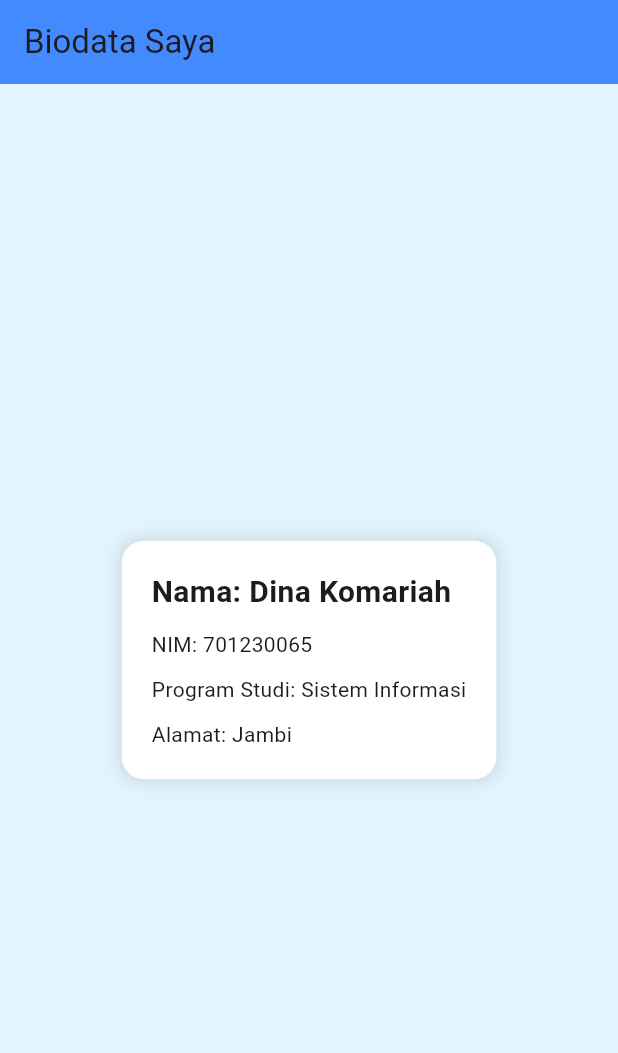
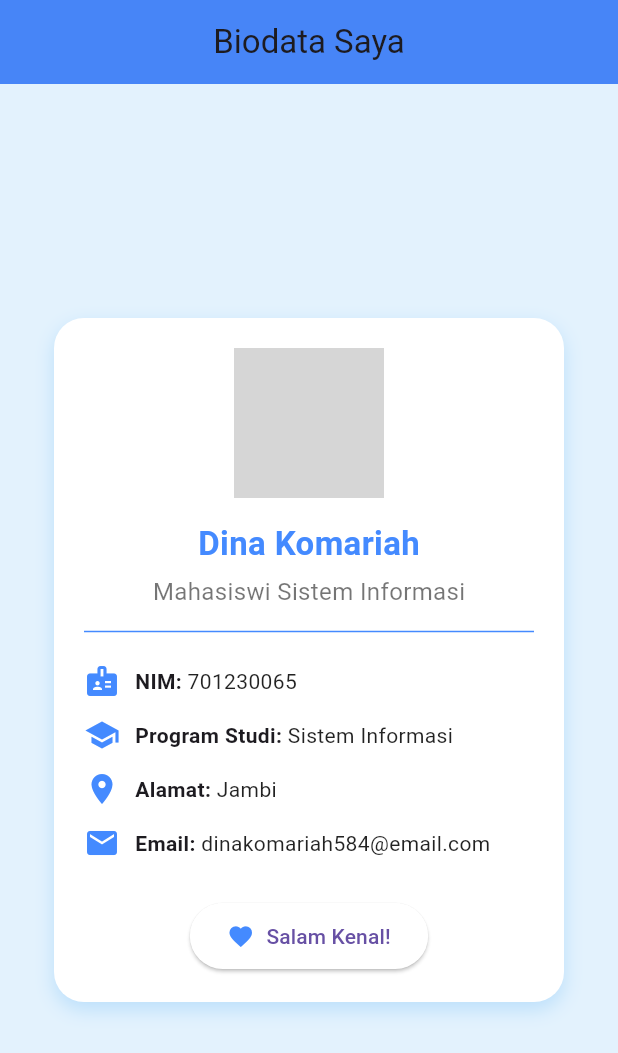
Before and after one commit to dinakomariah584/Pemrograman-Mobile, a Flutter app: the screen it shows after launch, on a phone screen of 412 x 824 dp. Shown: the top 1053 px of the screen. Run offline on Flutter 3.47's test engine with Material 3 defaults, Android fonts, the phone set to English and light mode, and no system bars; network calls fail; Roboto replaces fonts that are missing (Arial); grey boxes are pictures that could not be loaded.

Commit message:
Update tampilan biodata dengan foto profil online

```diff
--- a/lib/main.dart
+++ b/lib/main.dart
@@ -12,6 +12,10 @@ class BiodataApp extends StatelessWidget {
     return MaterialApp(
       title: 'Biodata App',
       debugShowCheckedModeBanner: false,
+      theme: ThemeData(
+        primarySwatch: Colors.blue,
+        fontFamily: 'Arial',
+      ),
       home: const BiodataPage(),
     );
   }
@@ -23,44 +27,102 @@ class BiodataPage extends StatelessWidget {
   @override
   Widget build(BuildContext context) {
     return Scaffold(
-      backgroundColor: Colors.lightBlue[50], // warna latar belakang
+      backgroundColor: Colors.blue.shade50,
       appBar: AppBar(
         title: const Text('Biodata Saya'),
+        centerTitle: true,
         backgroundColor: Colors.blueAccent,
+        elevation: 4,
       ),
       body: Center(
         child: Container(
+          width: 340,
           padding: const EdgeInsets.all(20),
           margin: const EdgeInsets.all(20),
           decoration: BoxDecoration(
             color: Colors.white,
-            borderRadius: BorderRadius.circular(15),
+            borderRadius: BorderRadius.circular(20),
             boxShadow: [
               BoxShadow(
-                color: Colors.grey.withValues(alpha: 0.3),
-                blurRadius: 8,
-                spreadRadius: 2,
+                color: Colors.blue.withValues(alpha: 0.2),
+                blurRadius: 10,
+                offset: const Offset(0, 5),
               ),
             ],
           ),
-          child: const Column(
+          child: Column(
             mainAxisSize: MainAxisSize.min,
-            crossAxisAlignment: CrossAxisAlignment.start,
             children: [
-              Text(
-                'Nama: Dina Komariah',
-                style: TextStyle(fontSize: 20, fontWeight: FontWeight.bold),
+              // Foto profil online
+              const CircleAvatar(
+                radius: 50,
+                backgroundImage:
+                    NetworkImage('https://i.pravatar.cc/150?img=47'),
               ),
-              SizedBox(height: 10),
-              Text('NIM: 701230065'),
-              SizedBox(height: 10),
-              Text('Program Studi: Sistem Informasi'),
-              SizedBox(height: 10),
-              Text('Alamat: Jambi'),
+              const SizedBox(height: 15),
+
+              const Text(
+                'Dina Komariah',
+                style: TextStyle(
+                  fontSize: 22,
+                  fontWeight: FontWeight.bold,
+                  color: Colors.blueAccent,
+                ),
+              ),
+              const SizedBox(height: 5),
+              const Text(
+                'Mahasiswi Sistem Informasi',
+                style: TextStyle(
+                  fontSize: 16,
+                  color: Colors.black54,
+                ),
+              ),
+              const Divider(height: 30, thickness: 1, color: Colors.blueAccent),
+
+              // Detail biodata
+              infoRow(Icons.badge, 'NIM', '701230065'),
+              infoRow(Icons.school, 'Program Studi', 'Sistem Informasi'),
+              infoRow(Icons.location_on, 'Alamat', 'Jambi'),
+              infoRow(Icons.email, 'Email', 'dinakomariah584@email.com'),
+
+              const SizedBox(height: 20),
+              ElevatedButton.icon(
+                onPressed: () {},
+                icon: const Icon(Icons.favorite, color: Colors.blueAccent),
+                label: const Text('Salam Kenal!'),
+                style: ElevatedButton.styleFrom(
+                  backgroundColor: Colors.white,
+                  shape: RoundedRectangleBorder(
+                    borderRadius: BorderRadius.circular(30),
+                  ),
+                  padding:
+                      const EdgeInsets.symmetric(horizontal: 25, vertical: 12),
+                ),
+              ),
             ],
           ),
         ),
       ),
     );
   }
+
+  // Widget pembuat baris info
+  static Widget infoRow(IconData icon, String label, String value) {
+    return Padding(
+      padding: const EdgeInsets.symmetric(vertical: 6.0),
+      child: Row(
+        children: [
+          Icon(icon, color: Colors.blueAccent),
+          const SizedBox(width: 10),
+          Text(
+            '$label: ',
+            style: const TextStyle(fontWeight: FontWeight.bold),
+          ),
+          Expanded(
+            child: Text(value, style: const TextStyle(color: Colors.black87)),
+          ),
+        ],
+      ),
+    );
+  }
 }
```
